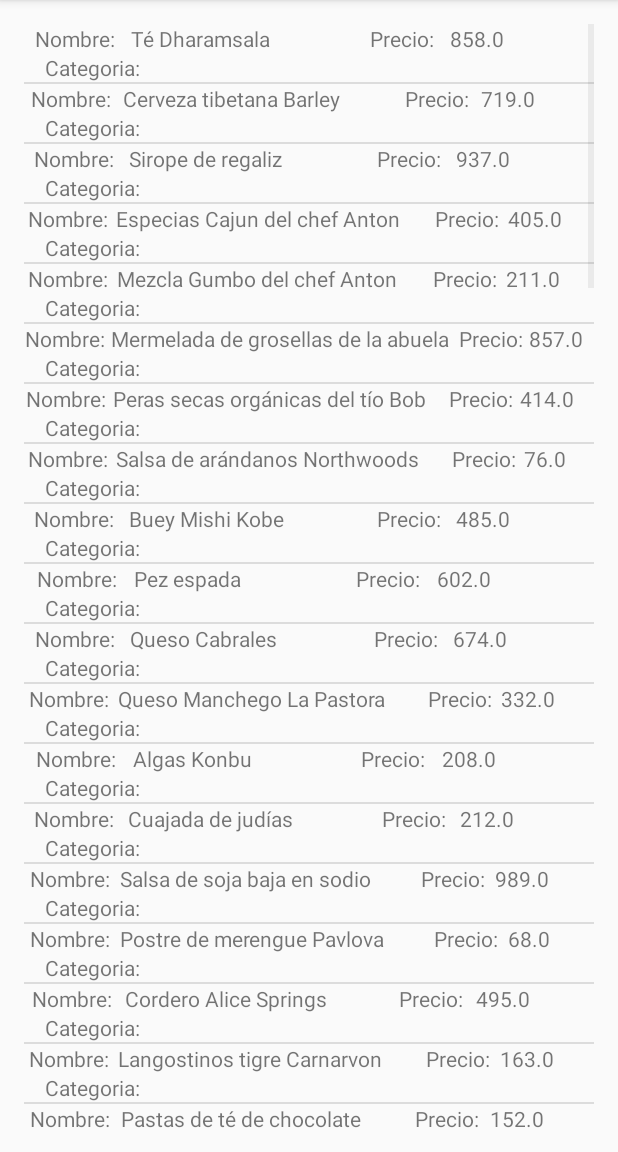
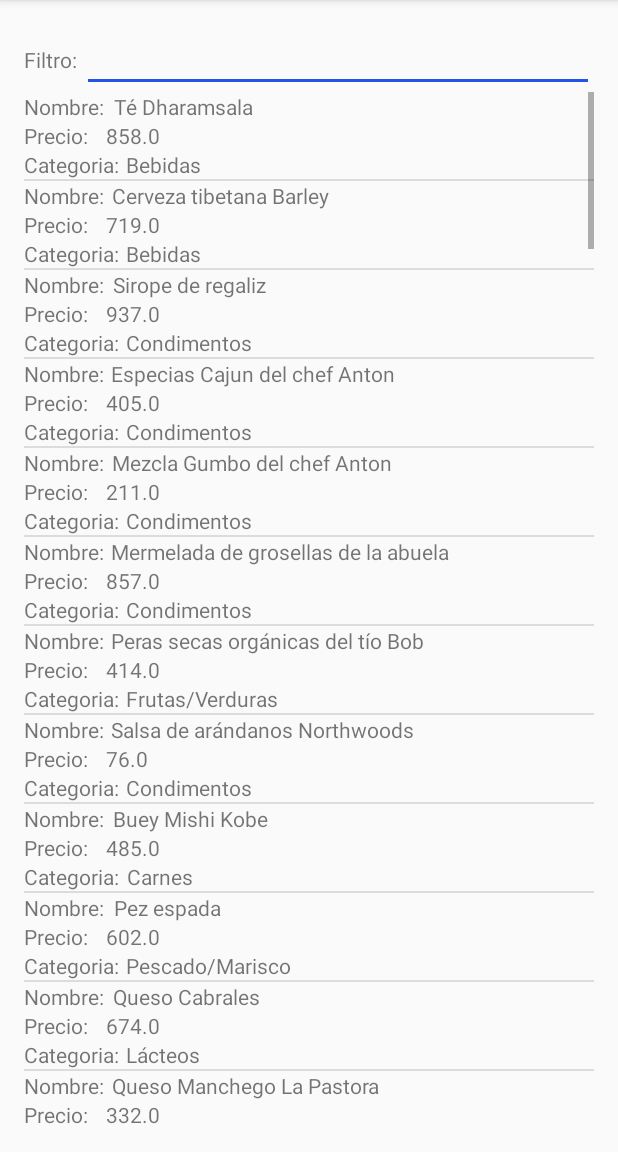
Before and after one commit to mfcicerchia/DondeComproApp, an Android app: the ProductosActivity screen opened directly, with no data from a screen before it, on a phone screen of 412 x 824 dp, the part 84-1236 px from its top. Run offline under Robolectric (Android 15) with nearby library versions, the phone set to English and light mode, and no system bars.

Commit message:
Se modifico la estructura de la filas para el adaptador de los productos y se implemento el filtro de productos.

```diff
--- a/app/src/main/java/dondecompro/frsf/utn/dondecomproapp/ProductoAdapter.java
+++ b/app/src/main/java/dondecompro/frsf/utn/dondecomproapp/ProductoAdapter.java
@@ -5,9 +5,13 @@ import android.view.LayoutInflater;
 import android.view.View;
 import android.view.ViewGroup;
 import android.widget.BaseAdapter;
+import android.widget.Filter;
+import android.widget.Filterable;
+import android.widget.ListAdapter;
 import android.widget.TextView;
 
 import java.util.ArrayList;
+import java.util.List;
 
 import dondecompro.frsf.utn.dondecomproapp.modelo.Producto;
 
@@ -15,26 +19,30 @@ import dondecompro.frsf.utn.dondecomproapp.modelo.Producto;
  * Created by Pablo Paletto on 12/2/2017.
  */
 
-public class ProductoAdapter extends BaseAdapter {
+public class ProductoAdapter extends BaseAdapter  implements Filterable{
     /**Inflater**/
     private ArrayList<Producto> items = new ArrayList<Producto>();
+    private ArrayList<Producto> itemsFiltrados = new ArrayList<>();
+    private CustomFilter mFilter;
     private Context context;
     private LayoutInflater inflater;
 
     ProductoAdapter(Context context, ArrayList<Producto> items){
         this.items = items;
         this.context = context;
+        this.itemsFiltrados.addAll(items);
+        this.mFilter = new CustomFilter(ProductoAdapter.this);
         inflater = LayoutInflater.from(context);
     }
 
     @Override
     public int getCount() {
-        return items.size();
+        return itemsFiltrados.size();
     }
 
     @Override
     public Producto getItem(int position) {
-        return items.get(position);
+        return itemsFiltrados.get(position);
     }
 
     @Override
@@ -57,8 +65,12 @@ public class ProductoAdapter extends BaseAdapter {
         holder.nombre.setText(this.getItem(position).getNombre());
         holder.precio.setText(Float.toString(this.getItem(position).getPrecio()));
         holder.categoria.setText(this.getItem(position).getCategoria());
+        return (fila);
+    }
 
-        return (fila);
+    @Override
+    public Filter getFilter() {
+        return mFilter;
     }
 
     class ViewHolder{
@@ -72,4 +84,41 @@ public class ProductoAdapter extends BaseAdapter {
             this.categoria = (TextView)base.findViewById(R.id.tvCategoria);
         }
     }
+
+    public class CustomFilter extends Filter{
+        private ProductoAdapter productoAdapter;
+
+        private CustomFilter(ProductoAdapter productoAdapter){
+            super();
+            this.productoAdapter = productoAdapter;
+        }
+
+        @Override
+        protected FilterResults performFiltering(CharSequence constraint) {
+            itemsFiltrados.clear();
+            final FilterResults results = new FilterResults();
+            if (constraint.length() == 0){
+                itemsFiltrados.addAll(items);
+            }
+            else{
+                final String filterPattern = constraint.toString().toLowerCase().trim();
+                for (final Producto producto : items){
+                    if (producto.getNombre().toLowerCase().contains(filterPattern)){
+                        itemsFiltrados.add(producto);
+                    }
+                }
+            }
+
+            results.values = itemsFiltrados;
+            results.count = itemsFiltrados.size();
+
+            return results;
+        }
+
+        @Override
+        protected void publishResults(CharSequence constraint, FilterResults results) {
+            this.productoAdapter.notifyDataSetChanged();
+        }
+    }
+
 }
--- a/app/src/main/java/dondecompro/frsf/utn/dondecomproapp/ProductosActivity.java
+++ b/app/src/main/java/dondecompro/frsf/utn/dondecomproapp/ProductosActivity.java
@@ -4,7 +4,10 @@ import android.content.Context;
 import android.support.v7.app.AppCompatActivity;
 import android.os.Bundle;
 import android.support.v7.view.menu.ListMenuItemView;
+import android.text.Editable;
+import android.text.TextWatcher;
 import android.widget.ArrayAdapter;
+import android.widget.EditText;
 import android.widget.ListView;
 
 import java.util.ArrayList;
@@ -18,16 +21,34 @@ public class ProductosActivity extends AppCompatActivity {
     private ProductoAdapter adapter;
     Context context = ProductosActivity.this;
     ListView lista_productos;
+    EditText filtroProducto;
 
     @Override
     protected void onCreate(Bundle savedInstanceState) {
         super.onCreate(savedInstanceState);
         setContentView(R.layout.activity_productos);
+        filtroProducto = (EditText)findViewById(R.id.etFiltroProducto);
         this.inicializarListaProductos();
         adapter = new ProductoAdapter(ProductosActivity.this, listaProductos);
         lista_productos = (ListView)findViewById(R.id.lvProductos);
         lista_productos.setAdapter(adapter);
 
+        filtroProducto.addTextChangedListener(new TextWatcher() {
+            @Override
+            public void beforeTextChanged(CharSequence s, int start, int count, int after) {
+
+            }
+
+            @Override
+            public void onTextChanged(CharSequence s, int start, int before, int count) {
+                adapter.getFilter().filter(s.toString());
+            }
+
+            @Override
+            public void afterTextChanged(Editable s) {
+
+            }
+        });
     }
 
     private void inicializarListaProductos(){
--- a/app/src/main/java/dondecompro/frsf/utn/dondecomproapp/modelo/Producto.java
+++ b/app/src/main/java/dondecompro/frsf/utn/dondecomproapp/modelo/Producto.java
@@ -31,11 +31,11 @@ public class Producto {
         this.categoria = categoria;
     }
 
-    public Producto(int id, String nombre, float precio, String marca) {
+    public Producto(int id, String nombre, float precio, String categoria) {
         this.id = id;
         this.nombre = nombre;
         this.precio = precio;
-        this.marca = marca;
+        this.categoria = categoria;
     }
 
     public void setId(int id) {
--- a/app/src/main/res/layout/activity_productos.xml
+++ b/app/src/main/res/layout/activity_productos.xml
@@ -13,14 +13,36 @@
     <LinearLayout
         android:orientation="vertical"
         android:layout_width="match_parent"
-        android:layout_height="match_parent"
+        android:layout_height="wrap_content"
         android:layout_alignParentTop="true"
         android:layout_alignParentStart="true"
         tools:ignore="UselessParent">
+
+        <LinearLayout
+            android:orientation="horizontal"
+            android:layout_width="match_parent"
+            android:layout_height="match_parent">
+
+            <TextView
+                android:text="Filtro: "
+                android:layout_width="wrap_content"
+                android:layout_height="wrap_content"
+                android:id="@+id/tvFiltroProducto" />
+
+            <EditText
+                android:layout_width="match_parent"
+                android:layout_height="wrap_content"
+                android:inputType="textPersonName"
+                android:ems="10"
+                android:id="@+id/etFiltroProducto"
+                android:layout_weight="1"
+                tools:text="Escribir" />
+        </LinearLayout>
 
         <ListView
             android:layout_width="match_parent"
             android:layout_height="match_parent"
             android:id="@+id/lvProductos" />
     </LinearLayout>
+
 </RelativeLayout>
--- a/app/src/main/res/layout/fila_producto.xml
+++ b/app/src/main/res/layout/fila_producto.xml
@@ -13,8 +13,8 @@
             android:layout_width="wrap_content"
             android:layout_height="wrap_content"
             android:id="@+id/tvProductoLbl"
-            android:layout_weight="0.25"
-            android:textAlignment="center" />
+            android:layout_weight="0.015"
+            android:textAlignment="gravity" />
 
         <TextView
             android:text="prod"
@@ -23,20 +23,28 @@
             android:id="@+id/tvProducto"
             android:layout_weight="1" />
 
+    </LinearLayout>
+
+    <LinearLayout
+        android:orientation="horizontal"
+        android:layout_width="match_parent"
+        android:layout_height="wrap_content">
+
         <TextView
             android:text="Precio: "
-            android:layout_width="wrap_content"
+            android:layout_width="match_parent"
             android:layout_height="wrap_content"
             android:id="@+id/tvPrecioLbl"
-            android:layout_weight="0.25"
-            android:textAlignment="center" />
+            android:layout_weight="6"
+            android:textAlignment="gravity" />
 
         <TextView
             android:text="$$$$$"
-            android:layout_width="wrap_content"
+            android:layout_width="match_parent"
             android:layout_height="wrap_content"
             android:id="@+id/tvPrecio"
             android:layout_weight="1" />
+
     </LinearLayout>
 
     <LinearLayout
@@ -49,14 +57,14 @@
             android:layout_width="wrap_content"
             android:layout_height="wrap_content"
             android:id="@+id/tvCategoriaLbl"
-            android:layout_weight="0.1"
-            android:textAlignment="center" />
+            android:layout_weight="0.015"
+            android:textAlignment="gravity" />
 
         <TextView
             android:text="Cat"
             android:layout_width="wrap_content"
             android:layout_height="wrap_content"
             android:id="@+id/tvCategoria"
-            android:layout_weight="1" />
+            android:layout_weight="2" />
     </LinearLayout>
 </LinearLayout>
```
